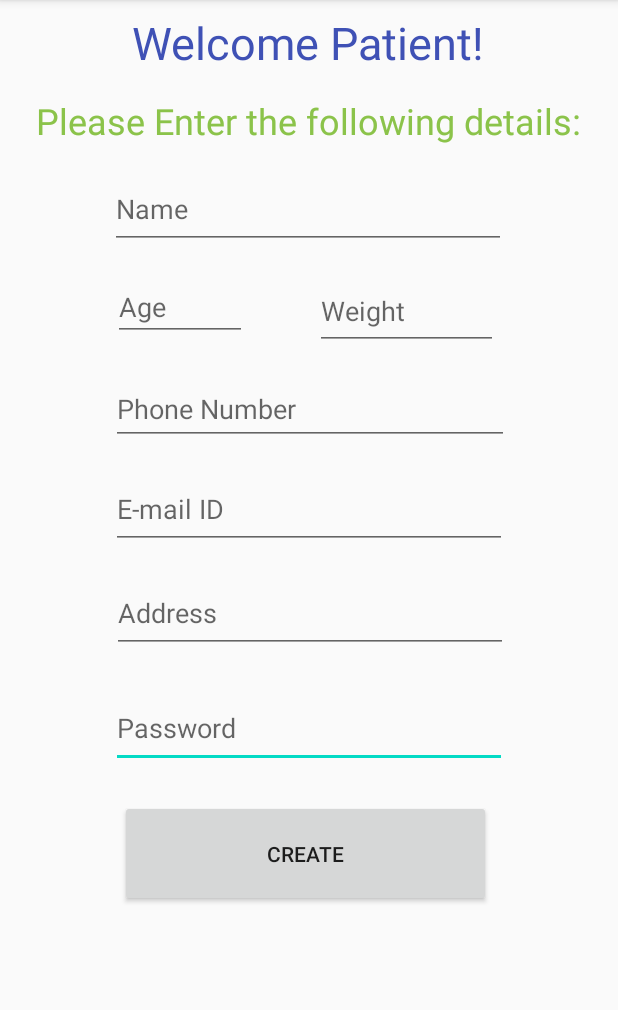
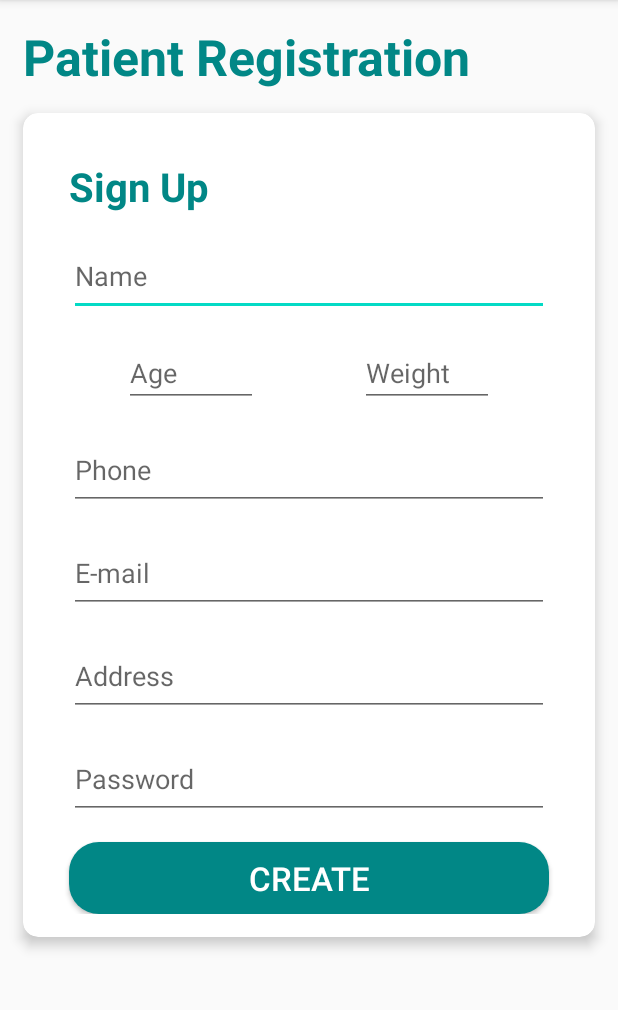
Before and after one commit to jasmeet0915/RemedE-Reminding-Medicines-Everyday, an Android app: the Patient_insertion screen opened directly, with no data from a screen before it, on a phone screen of 412 x 824 dp, the part 84-1094 px from its top. Run offline under Robolectric (Android 15) with nearby library versions, the phone set to English and light mode, and no system bars; our stand-ins replace Firebase (no records; nobody signed in at launch, a user with empty details on screens opened directly).

Commit message:
patient insertion activity layout updated

```diff
--- a/remedE-app/app/src/main/res/layout/activity_patient_insertion.xml
+++ b/remedE-app/app/src/main/res/layout/activity_patient_insertion.xml
@@ -6,147 +6,71 @@
     android:layout_height="match_parent"
     tools:context=".Patient_insertion">
 
-    <EditText
-        android:id="@+id/Password_text"
-        android:layout_width="264dp"
-        android:layout_height="53dp"
-        android:layout_marginStart="73dp"
-        android:layout_marginLeft="73dp"
-        android:layout_marginTop="23dp"
-        android:layout_marginEnd="74dp"
-        android:layout_marginRight="74dp"
-        android:ems="10"
-        android:hint="Password"
-        android:inputType="textPersonName"
+    <TextView
+        android:id="@+id/patientRegistration"
+        android:layout_width="wrap_content"
+        android:layout_height="wrap_content"
+        android:layout_margin="15dp"
+        android:text="Patient Registration"
+        android:textStyle="bold"
+        android:textSize="15pt"
+        android:textColor="#018786"
+        app:layout_constraintStart_toStartOf="parent"
+        app:layout_constraintTop_toTopOf="parent"
+        app:layout_constraintBottom_toTopOf="@id/formCard"/>
+
+    <androidx.cardview.widget.CardView
+        android:id="@+id/formCard"
+        android:layout_width="match_parent"
+        android:layout_height="wrap_content"
+        android:layout_margin="15dp"
+        android:focusable="true"
+        android:foreground="?selectableItemBackground"
+        android:padding="10dp"
+        app:cardBackgroundColor="#ffffff"
+        app:cardCornerRadius="10dp"
+        app:cardElevation="5dp"
         app:layout_constraintEnd_toEndOf="parent"
         app:layout_constraintStart_toStartOf="parent"
-        app:layout_constraintTop_toBottomOf="@+id/Address_text" />
+        app:layout_constraintTop_toBottomOf="@id/patientRegistration">
 
-    <EditText
-        android:id="@+id/Address_text"
-        android:layout_width="264dp"
-        android:layout_height="53dp"
-        android:layout_marginStart="74dp"
-        android:layout_marginLeft="74dp"
-        android:layout_marginTop="16dp"
-        android:layout_marginEnd="73dp"
-        android:layout_marginRight="73dp"
-        android:ems="10"
-        android:hint="Address"
-        android:inputType="textPersonName"
-        app:layout_constraintEnd_toEndOf="parent"
-        app:layout_constraintHorizontal_bias="1.0"
-        app:layout_constraintStart_toStartOf="parent"
-        app:layout_constraintTop_toBottomOf="@+id/Email_text" />
 
-    <EditText
-        android:id="@+id/Email_text"
-        android:layout_width="264dp"
-        android:layout_height="53dp"
-        android:layout_marginStart="74dp"
-        android:layout_marginLeft="74dp"
-        android:layout_marginTop="16dp"
-        android:layout_marginEnd="73dp"
-        android:layout_marginRight="73dp"
-        android:ems="10"
-        android:hint="E-mail ID"
-        android:inputType="textPersonName"
-        app:layout_constraintEnd_toEndOf="parent"
-        app:layout_constraintHorizontal_bias="0.0"
-        app:layout_constraintStart_toStartOf="parent"
-        app:layout_constraintTop_toBottomOf="@+id/Phone_text" />
+        <androidx.constraintlayout.widget.ConstraintLayout
+            android:layout_width="match_parent"
+            android:layout_height="match_parent"
+            android:layout_margin="15dp">
 
             <TextView
-        android:id="@+id/textView4"
+                android:id="@+id/fillDetails"
                 android:layout_width="wrap_content"
                 android:layout_height="wrap_content"
-        android:layout_marginStart="88dp"
-        android:layout_marginLeft="88dp"
-        android:layout_marginTop="8dp"
-        android:layout_marginEnd="88dp"
-        android:layout_marginRight="88dp"
-        android:text="Welcome Patient!"
-        android:textColor="#3F51B5"
-        android:textSize="30sp"
-        app:layout_constraintEnd_toEndOf="parent"
-        app:layout_constraintHorizontal_bias="0.0"
+                android:layout_margin="15dp"
+                android:text="Sign Up"
+                android:textStyle="bold"
+                android:textSize="12pt"
+                android:textColor="#018786"
+                app:layout_constraintTop_toTopOf="parent"
                 app:layout_constraintStart_toStartOf="parent"
-        app:layout_constraintTop_toTopOf="parent" />
-
-    <TextView
-        android:id="@+id/textView5"
-        android:layout_width="wrap_content"
-        android:layout_height="wrap_content"
-        android:layout_marginStart="25dp"
-        android:layout_marginLeft="25dp"
-        android:layout_marginTop="15dp"
-        android:layout_marginEnd="26dp"
-        android:layout_marginRight="26dp"
-        android:text="Please Enter the following details:"
-        android:textColor="#8BC34A"
-        android:textSize="24sp"
-        app:layout_constraintEnd_toEndOf="parent"
-        app:layout_constraintStart_toStartOf="parent"
-        app:layout_constraintTop_toBottomOf="@+id/textView4" />
+                app:layout_constraintBottom_toTopOf="@id/name_text"/>
 
             <EditText
                 android:id="@+id/name_text"
-        android:layout_width="264dp"
+                android:layout_width="match_parent"
                 android:layout_height="53dp"
-        android:layout_marginStart="73dp"
-        android:layout_marginLeft="73dp"
-        android:layout_marginTop="16dp"
-        android:layout_marginEnd="73dp"
-        android:layout_marginRight="73dp"
+                android:layout_margin="15dp"
                 android:ems="10"
                 android:hint="Name"
                 android:inputType="textPersonName"
                 app:layout_constraintEnd_toEndOf="parent"
-        app:layout_constraintHorizontal_bias="0.0"
                 app:layout_constraintStart_toStartOf="parent"
-        app:layout_constraintTop_toBottomOf="@+id/textView5" />
-
-    <Button
-        android:id="@+id/create_button"
-        android:layout_width="247dp"
-        android:layout_height="71dp"
-        android:layout_marginStart="160dp"
-        android:layout_marginLeft="160dp"
-        android:layout_marginTop="21dp"
-        android:layout_marginEnd="163dp"
-        android:layout_marginRight="163dp"
-        android:text="Create"
-        app:layout_constraintEnd_toEndOf="parent"
-        app:layout_constraintHorizontal_bias="0.505"
-        app:layout_constraintStart_toStartOf="parent"
-        app:layout_constraintTop_toBottomOf="@+id/Password_text" />
-
-    <EditText
-        android:id="@+id/Phone_text"
-        android:layout_width="265dp"
-        android:layout_height="47dp"
-        android:layout_marginStart="74dp"
-        android:layout_marginLeft="74dp"
-        android:layout_marginTop="16dp"
-        android:layout_marginEnd="72dp"
-        android:layout_marginRight="72dp"
-        android:ems="10"
-        android:hint="Phone Number"
-        android:inputType="phone"
-        app:layout_constraintEnd_toEndOf="parent"
-        app:layout_constraintHorizontal_bias="0.0"
-        app:layout_constraintStart_toStartOf="parent"
-        app:layout_constraintTop_toBottomOf="@+id/Weight_text" />
+                app:layout_constraintTop_toBottomOf="@id/fillDetails" />
 
             <EditText
                 android:id="@+id/Age_text"
                 android:layout_width="89dp"
                 android:layout_height="45dp"
-        android:layout_marginStart="73dp"
-        android:layout_marginLeft="73dp"
-        android:layout_marginTop="16dp"
-        android:layout_marginEnd="22dp"
-        android:layout_marginRight="22dp"
+                android:layout_margin="15dp"
+                android:layout_marginTop="12dp"
                 android:ems="10"
                 android:hint="Age"
                 android:inputType="number"
@@ -156,13 +80,10 @@
 
             <EditText
                 android:id="@+id/Weight_text"
-        android:layout_width="122dp"
-        android:layout_height="51dp"
-        android:layout_marginStart="22dp"
-        android:layout_marginLeft="22dp"
-        android:layout_marginTop="16dp"
-        android:layout_marginEnd="78dp"
-        android:layout_marginRight="78dp"
+                android:layout_width="89dp"
+                android:layout_height="45dp"
+                android:layout_margin="15dp"
+                android:layout_marginTop="20dp"
                 android:ems="10"
                 android:hint="Weight"
                 android:inputType="number"
@@ -170,5 +91,70 @@
                 app:layout_constraintStart_toEndOf="@+id/Age_text"
                 app:layout_constraintTop_toBottomOf="@+id/name_text" />
 
+            <EditText
+                android:id="@+id/Phone_text"
+                android:layout_width="match_parent"
+                android:layout_height="53dp"
+                android:layout_margin="15dp"
+                android:ems="10"
+                android:hint="Phone"
+                android:inputType="phone"
+                app:layout_constraintEnd_toEndOf="parent"
+                app:layout_constraintStart_toStartOf="parent"
+                app:layout_constraintTop_toBottomOf="@+id/Weight_text" />
+
+            <EditText
+                android:id="@+id/Email_text"
+                android:layout_width="match_parent"
+                android:layout_height="53dp"
+                android:layout_margin="15dp"
+                android:ems="10"
+                android:hint="E-mail"
+                android:inputType="textPersonName"
+                app:layout_constraintEnd_toEndOf="parent"
+                app:layout_constraintStart_toStartOf="parent"
+                app:layout_constraintTop_toBottomOf="@+id/Phone_text" />
+
+            <EditText
+                android:id="@+id/Address_text"
+                android:layout_width="match_parent"
+                android:layout_height="53dp"
+                android:layout_margin="15dp"
+                android:ems="10"
+                android:hint="Address"
+                android:inputType="textPersonName"
+                app:layout_constraintEnd_toEndOf="parent"
+                app:layout_constraintStart_toStartOf="parent"
+                app:layout_constraintTop_toBottomOf="@+id/Email_text" />
+
+            <EditText
+                android:id="@+id/Password_text"
+                android:layout_width="match_parent"
+                android:layout_height="53dp"
+                android:layout_margin="15dp"
+                android:ems="10"
+                android:hint="Password"
+                android:inputType="textPersonName"
+                app:layout_constraintEnd_toEndOf="parent"
+                app:layout_constraintStart_toStartOf="parent"
+                app:layout_constraintTop_toBottomOf="@+id/Address_text" />
+
+
+            <Button
+                android:id="@+id/create_button"
+                android:layout_width="match_parent"
+                android:layout_height="wrap_content"
+                android:layout_margin="15dp"
+                android:text="CREATE"
+                android:background="@drawable/rounded_button"
+                android:textColor="#ffffff"
+                android:textSize="10pt"
+                app:layout_constraintEnd_toEndOf="parent"
+                app:layout_constraintStart_toStartOf="parent"
+                app:layout_constraintTop_toBottomOf="@+id/Password_text" />
+
 
         </androidx.constraintlayout.widget.ConstraintLayout>
+    </androidx.cardview.widget.CardView>
+
+</androidx.constraintlayout.widget.ConstraintLayout>
```
Lines whose indentation alone changed are shown as unchanged.
